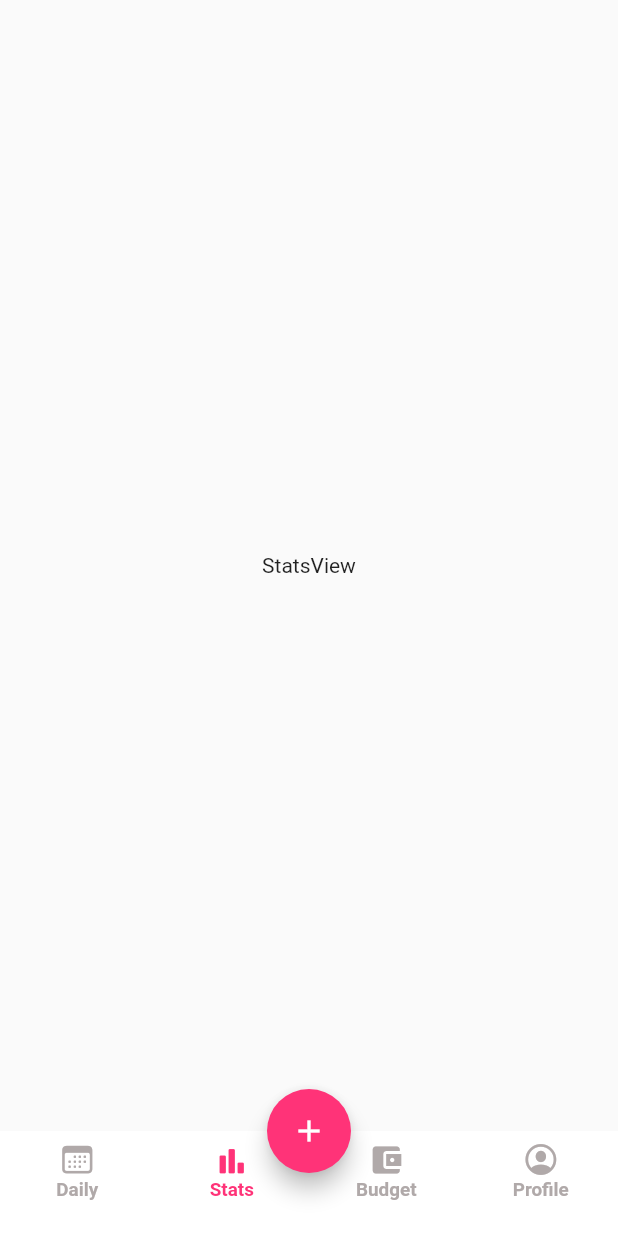
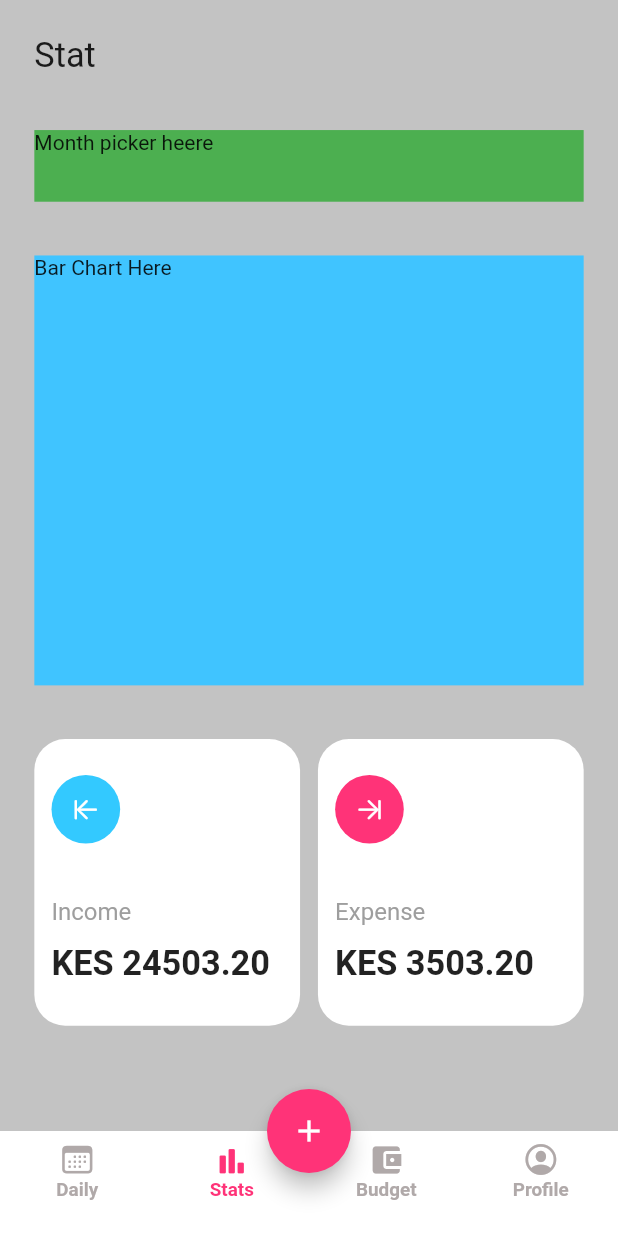
Before and after one commit to evansmwenda/ExpenseTracker, a Flutter app: the screen it shows after launch, item 2 of the bottom bar chosen, on a phone screen of 412 x 824 dp. Run offline on Flutter 3.47's test engine with Material 2 defaults, Android fonts, the phone set to English and light mode, and no system bars; our stand-ins replace flutter_screenutil, get.

Commit message:
stats page ongoing

```diff
--- a/lib/ui/home/tabs/daily/daily_view.dart
+++ b/lib/ui/home/tabs/daily/daily_view.dart
@@ -13,9 +13,10 @@ class DailyView extends GetView<DailyController> {
       padding: EdgeInsets.symmetric(horizontal: 20.w, vertical: 20.h),
       color: const Color(0xfff5f5f5),
       child: Column(
+        crossAxisAlignment: CrossAxisAlignment.start,
         children: [
           Text(
-            "Daily Transaction",
+            "Daily transaction",
             style: TextStyle(
               fontSize: 20.sp,
             ),
--- a/lib/ui/home/tabs/stats/stats_view.dart
+++ b/lib/ui/home/tabs/stats/stats_view.dart
@@ -1,4 +1,7 @@
+import 'package:expense_tracker/common/my_colors.dart';
+import 'package:flutter/cupertino.dart';
 import 'package:flutter/material.dart';
+import 'package:flutter_screenutil/flutter_screenutil.dart';
 import 'package:get/get.dart';
 import 'stats_controller.dart';
 
@@ -8,9 +11,130 @@ class StatsView extends GetView<StatsController> {
   @override
   Widget build(BuildContext context) {
     return Container(
-      child: Center(
-        child: Text("StatsView"),
+      padding: EdgeInsets.symmetric(horizontal: 20.w, vertical: 20.h),
+      color: Colors.grey.withOpacity(0.6),
+      child: Column(
+        crossAxisAlignment: CrossAxisAlignment.start,
+        children: [
+          Text(
+            "Stat",
+            style: TextStyle(
+              fontSize: 20.sp,
+            ),
+          ),
+          SizedBox(
+            height: 30.h,
+          ),
+          Container(
+            height: 40.h,
+            width: double.infinity,
+            color: Colors.green,
+            child: const Text("Month picker heere"),
+          ),
+          SizedBox(
+            height: 30.h,
+          ),
+          Container(
+            height: 240.h,
+            width: double.infinity,
+            color: Colors.lightBlueAccent,
+            child: const Text("Bar Chart Here"),
+          ),
+          SizedBox(
+            height: 30.h,
+          ),
+          Row(mainAxisAlignment: MainAxisAlignment.spaceBetween, children: [
+            const Expanded(
+              child: StatsTypeContainer(
+              title: "Income",
+            subtitle: "KES 24503.20",
+            icon: CupertinoIcons.arrow_left_to_line,
+            bgColor: secondaryColor,
+          ),
+            ),
+            SizedBox(
+              width: 10.h,
+            ),
+            const Expanded(
+              child: StatsTypeContainer(
+                title: "Expense",
+                subtitle: "KES 3503.20",
+                icon: CupertinoIcons.arrow_right_to_line,
+                bgColor: primaryColor,
+              ),
+            ),
+          ]),
+        ],
       ),
     );
   }
 }
+
+class StatsTypeContainer extends StatelessWidget {
+  final IconData icon;
+  final String title;
+  final String subtitle;
+  final Color bgColor;
+  const StatsTypeContainer({
+    Key? key,
+    required this.icon,
+    required this.title,
+    required this.subtitle,
+    this.bgColor=secondaryColor,
+  }) : super(key: key);
+
+  @override
+  Widget build(BuildContext context) {
+    return Container(
+      decoration: BoxDecoration(
+        borderRadius: BorderRadius.circular(18.r),
+        color: Colors.white,
+      ),
+      height: 160.h,
+      padding: EdgeInsets.only(left: 10.w),
+      child: Column(
+        crossAxisAlignment: CrossAxisAlignment.start,
+        children: [
+          SizedBox(
+            height: 20.h,
+          ),
+          Container(
+            height: 40.w,
+            width: 40.w,
+            decoration: BoxDecoration(
+              borderRadius: BorderRadius.circular(25.r),
+              color: bgColor,
+            ),
+            child: Center(
+              child: Icon(
+               icon,
+                color: Colors.white,
+                size: 20,
+              ),
+            ),
+          ),
+          SizedBox(
+            height: 30.h,
+          ),
+          Text(
+            title,
+            style: TextStyle(
+              fontSize: 14.sp,
+              color: Colors.grey,
+            ),
+          ),
+          SizedBox(
+            height: 10.h,
+          ),
+          Text(
+            subtitle,
+            style: TextStyle(
+              fontSize: 20.sp,
+              fontWeight: FontWeight.w700,
+            ),
+          ),
+        ],
+      ),
+    );
+  }
+}
```
